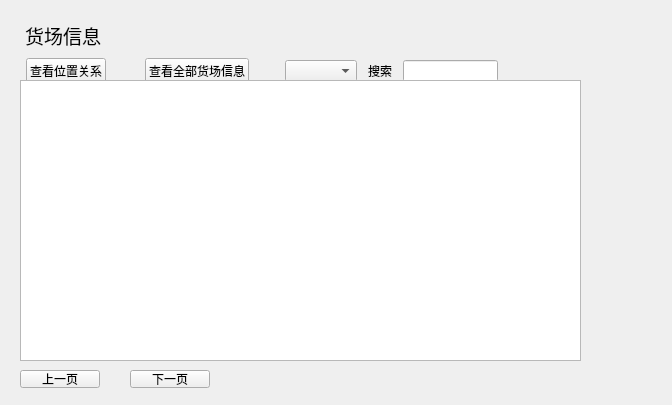
The window that yardinformation.ui (Fri2222/QTTransportationSystem) describes before a commit, drawn with Qt 5.
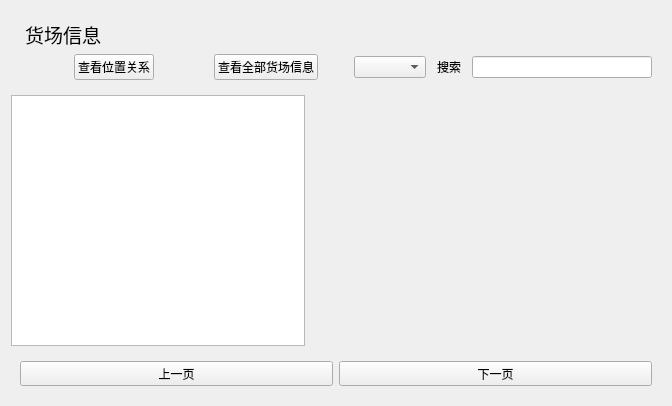
The same window after the commit.

The edit to the form file:
```diff
--- a/yardinformation.ui
+++ b/yardinformation.ui
@@ -7,21 +7,17 @@
     <x>0</x>
     <y>0</y>
     <width>672</width>
-    <height>405</height>
+    <height>406</height>
    </rect>
   </property>
   <property name="windowTitle">
    <string>Form</string>
   </property>
+  <layout class="QGridLayout" name="gridLayout">
+   <item row="0" column="0">
+    <layout class="QVBoxLayout" name="verticalLayout_2">
+     <item>
   <widget class="QWidget" name="widget" native="true">
-   <property name="geometry">
-    <rect>
-     <x>20</x>
-     <y>20</y>
-     <width>478</width>
-     <height>64</height>
-    </rect>
-   </property>
    <layout class="QVBoxLayout" name="verticalLayout">
     <item>
      <layout class="QHBoxLayout" name="horizontalLayout">
@@ -191,40 +187,47 @@
     </item>
    </layout>
   </widget>
+     </item>
+     <item>
+      <layout class="QHBoxLayout" name="horizontalLayout_5">
+       <item>
+        <widget class="QTableView" name="tableView">
+         <property name="name" stdset="0">
+          <string>DisplayBox</string>
+         </property>
+        </widget>
+       </item>
+       <item>
+        <widget class="QLabel" name="pictureLabel">
+         <property name="minimumSize">
+          <size>
+           <width>350</width>
+           <height>251</height>
+          </size>
+         </property>
+         <property name="text">
+          <string/>
+         </property>
+         <property name="scaledContents">
+          <bool>true</bool>
+         </property>
+        </widget>
+       </item>
+      </layout>
+     </item>
+    </layout>
+   </item>
+   <item row="1" column="0">
   <widget class="QWidget" name="widget_2" native="true">
-   <property name="geometry">
-    <rect>
-     <x>20</x>
-     <y>360</y>
-     <width>561</width>
-     <height>41</height>
-    </rect>
-   </property>
-   <widget class="QPushButton" name="nextButton">
-    <property name="geometry">
-     <rect>
-      <x>110</x>
-      <y>10</y>
-      <width>80</width>
-      <height>18</height>
-     </rect>
-    </property>
-    <property name="text">
-     <string>下一页</string>
-    </property>
-    <property name="name" stdset="0">
-     <string>PushButton</string>
-    </property>
-   </widget>
+     <property name="minimumSize">
+      <size>
+       <width>0</width>
+       <height>20</height>
+      </size>
+     </property>
+     <layout class="QHBoxLayout" name="horizontalLayout_6">
+      <item>
    <widget class="QPushButton" name="previousButton">
-    <property name="geometry">
-     <rect>
-      <x>0</x>
-      <y>10</y>
-      <width>80</width>
-      <height>18</height>
-     </rect>
-    </property>
     <property name="text">
      <string>上一页</string>
     </property>
@@ -232,20 +235,21 @@
      <string>PushButton</string>
     </property>
    </widget>
-  </widget>
-  <widget class="QTableView" name="tableView">
-   <property name="geometry">
-    <rect>
-     <x>20</x>
-     <y>80</y>
-     <width>561</width>
-     <height>281</height>
-    </rect>
+      </item>
+      <item>
+       <widget class="QPushButton" name="nextButton">
+        <property name="text">
+         <string>下一页</string>
    </property>
    <property name="name" stdset="0">
-    <string>DisplayBox</string>
-   </property>
-  </widget>
+         <string>PushButton</string>
+        </property>
+       </widget>
+      </item>
+     </layout>
+    </widget>
+   </item>
+  </layout>
  </widget>
  <resources/>
  <connections/>
```
Lines whose indentation alone changed are shown as unchanged.
